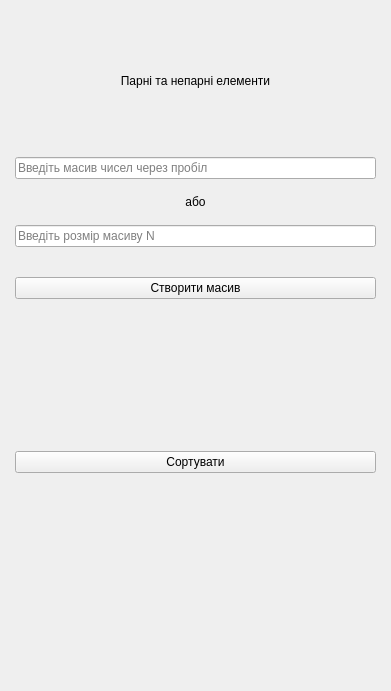
The window that lab5/ui/task2_interface.ui (Ihor-Mykytiuk/university-projects) describes before a commit, drawn with Qt 5.
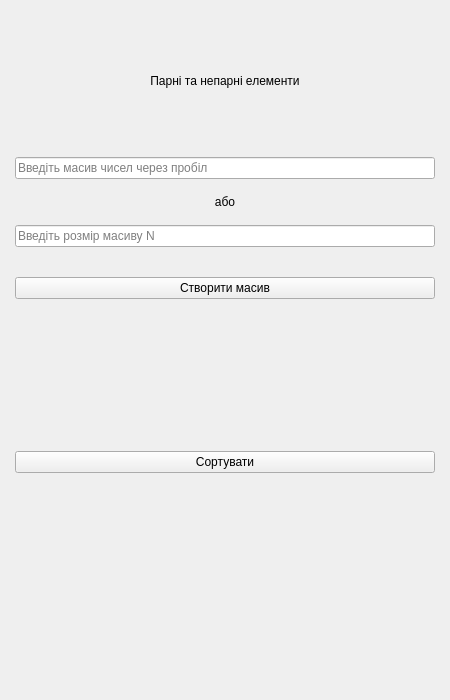
The same window after the commit.

```diff
--- a/lab5/ui/task2_interface.ui
+++ b/lab5/ui/task2_interface.ui
@@ -6,8 +6,8 @@
    <rect>
     <x>0</x>
     <y>0</y>
-    <width>391</width>
-    <height>691</height>
+    <width>450</width>
+    <height>700</height>
    </rect>
   </property>
   <property name="windowTitle">
```
